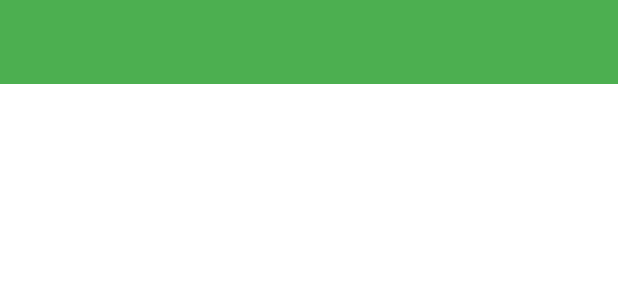
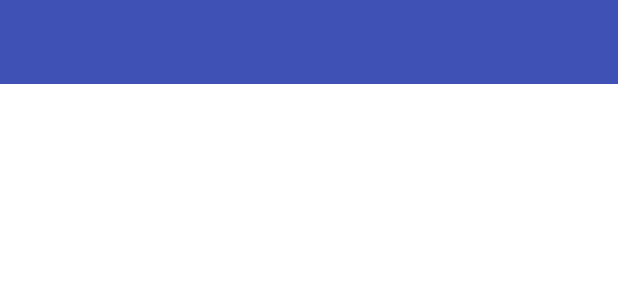
Before and after one commit to Delanoche/MCSTS3000, an Android app: the layout toolbar.xml on its own in the app's theme, with its tools: preview values and no code run, on a phone screen of 412 x 824 dp. Shown: the top 300 px of the screen. Run offline under Robolectric (Android 15) with nearby library versions, the phone set to English and light mode, and no system bars.

```diff
--- a/app/src/main/java/com/connorhenke/mcts3000/activities/MapActivity.java
+++ b/app/src/main/java/com/connorhenke/mcts3000/activities/MapActivity.java
@@ -71,12 +71,11 @@ public class MapActivity extends AppCompatActivity {
             }
         });
 
-        map.animateCamera(CameraUpdateFactory.newLatLngZoom(new LatLng(43.038940, -87.906448), 12.0f));
         vehicles = new ArrayList<Bus>();
         stops = new ArrayList<Stop>();
         directions = new ArrayList<String>();
 
-        setTitle("MCTS3000 - " + route);
+        setTitle(route);
 
         getSupportLoaderManager().initLoader(DIRECTIONS, DirectionsLoader.newBundle(route), directionsLoaderListener).forceLoad();
         getSupportLoaderManager().initLoader(VEHICLES, VehiclesLoader.newBundle(route), vehiclesLoaderListener).forceLoad();
@@ -88,6 +87,7 @@ public class MapActivity extends AppCompatActivity {
     }
 
     private void displayBuses() {
+        map.animateCamera(CameraUpdateFactory.newLatLngZoom(new LatLng(43.038940, -87.906448), 12.0f));
         for (Bus bus : vehicles) {
             map.addMarker(new MarkerOptions()
                     .flat(true)
--- a/app/src/main/res/values/color.xml
+++ b/app/src/main/res/values/color.xml
@@ -1,6 +1,8 @@
 <?xml version="1.0" encoding="utf-8"?>
 <resources>
 
+    <color name="mcts_blue">#3f51b5</color>
+    <color name="mcts_blue_dark">#303f9f</color>
     <color name="mcts_green">#4caf50</color>
     <color name="mcts_green_dark">#388e3c</color>
     <color name="mcts_yellow">#ffc107</color>
--- a/app/src/main/res/values/styles.xml
+++ b/app/src/main/res/values/styles.xml
@@ -1,8 +1,8 @@
 <resources>
 
     <style name="Theme.MyTheme" parent="Theme.AppCompat.Light.NoActionBar">
-        <item name="colorPrimary">@color/mcts_green</item>
-        <item name="colorPrimaryDark">@color/mcts_green_dark</item>
+        <item name="colorPrimary">@color/mcts_blue</item>
+        <item name="colorPrimaryDark">@color/mcts_blue_dark</item>
         <item name="colorAccent">@color/mcts_yellow</item>
         <!--<item name="android:background">@android:color/white</item>-->
         <item name="android:windowBackground">@android:color/white</item>
@@ -10,8 +10,8 @@
     </style>
 
     <style name="Theme.ActionBar" parent="Theme.AppCompat.NoActionBar">
-        <item name="colorPrimary">@color/mcts_green</item>
-        <item name="colorPrimaryDark">@color/mcts_green_dark</item>
+        <item name="colorPrimary">@color/mcts_blue</item>
+        <item name="colorPrimaryDark">@color/mcts_blue_dark</item>
         <item name="colorAccent">@color/mcts_yellow</item>
     </style>
 
```
Also changed, not shown: app/src/main/java/com/connorhenke/mcts3000/activities/RoutesActivity.java (+0 -14 lines), app/src/main/res/anim/lefttoright.xml (deleted, +0 -11 lines), app/src/main/res/anim/righttoleft.xml (deleted, +0 -11 lines), app/src/main/res/layout/routes.xml (+4 -10 lines).
